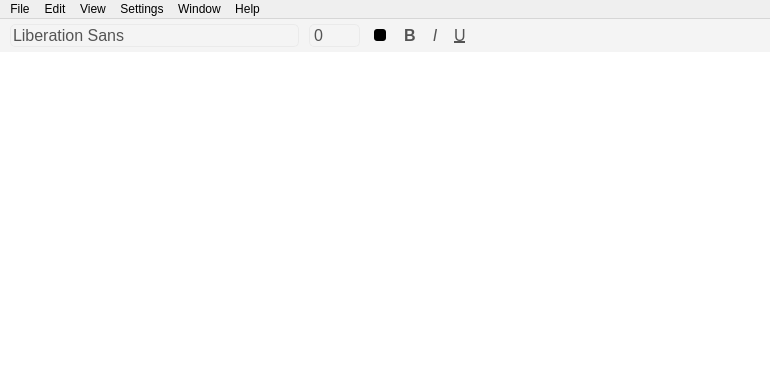
This is src/design/text_editor.ui in teenxsky/RnR_Text_Editor as Qt 5 draws it before an edit. The edited form follows.
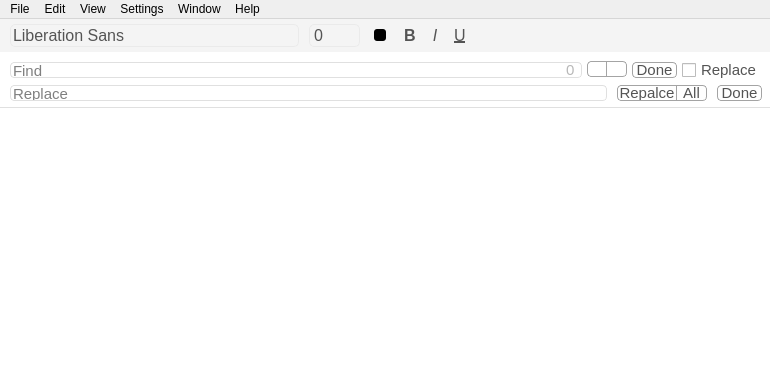
This is the edited form. Icons and pictures are not drawn.

Commit message: Added find and replace system

```diff
--- a/src/design/text_editor.ui
+++ b/src/design/text_editor.ui
@@ -27,17 +27,27 @@
   </property>
   <widget class="QWidget" name="central_widget">
    <property name="styleSheet">
-    <string notr="true">QFrame {
+    <string notr="true">QToolTip {
+	background-color: rgb(234, 234, 234);
+	color: rgb(84, 84, 84);
+}
+
+
+QFrame {
 	border: 0;
 }
 
 QPushButton {
 	color: rgb(84, 84, 84);
 	border: 0;
-	border-radius: 5px;
+	border-radius: 4px;
 	background-color: rgb(244, 244, 244);
 }
 
+QCheckBox {
+	color: rgb(84, 84, 84);
+}
+
 QPushButton::hover {
 	background-color: rgb(234, 234, 234);
 }
@@ -625,6 +635,553 @@
       </layout>
      </widget>
     </item>
+    <item>
+     <widget class="QFrame" name="frame_find_and_replace">
+      <property name="minimumSize">
+       <size>
+        <width>0</width>
+        <height>0</height>
+       </size>
+      </property>
+      <property name="styleSheet">
+       <string notr="true">QFrame#frame_find_and_replace {
+	background-color: white;
+	border-bottom: 1px solid rgb(224, 224, 224);
+}
+
+QPushButton {
+	background-color: white;
+	border: 1px solid rgb(164, 164, 164);
+}
+
+QPushButton::pressed {
+	background-color: rgb(224, 224, 224);
+}
+
+QLineEdit {
+	margin: 0;
+	color: black;
+	border-radius: 4px;
+	border: 1px solid rgb(224, 224, 224);
+}
+
+QLineEdit#line_find {
+	border-top-right-radius: 0;
+	border-bottom-right-radius: 0;
+	border-right: 0;
+
+}</string>
+      </property>
+      <property name="frameShape">
+       <enum>QFrame::StyledPanel</enum>
+      </property>
+      <property name="frameShadow">
+       <enum>QFrame::Raised</enum>
+      </property>
+      <layout class="QVBoxLayout" name="verticalLayout_2">
+       <property name="spacing">
+        <number>5</number>
+       </property>
+       <property name="leftMargin">
+        <number>10</number>
+       </property>
+       <property name="topMargin">
+        <number>8</number>
+       </property>
+       <property name="rightMargin">
+        <number>8</number>
+       </property>
+       <property name="bottomMargin">
+        <number>5</number>
+       </property>
+       <item>
+        <widget class="QFrame" name="frame_find">
+         <property name="minimumSize">
+          <size>
+           <width>0</width>
+           <height>20</height>
+          </size>
+         </property>
+         <property name="maximumSize">
+          <size>
+           <width>16777215</width>
+           <height>25</height>
+          </size>
+         </property>
+         <property name="styleSheet">
+          <string notr="true"/>
+         </property>
+         <property name="frameShape">
+          <enum>QFrame::StyledPanel</enum>
+         </property>
+         <property name="frameShadow">
+          <enum>QFrame::Raised</enum>
+         </property>
+         <layout class="QHBoxLayout" name="horizontalLayout_8">
+          <property name="spacing">
+           <number>5</number>
+          </property>
+          <property name="leftMargin">
+           <number>0</number>
+          </property>
+          <property name="topMargin">
+           <number>0</number>
+          </property>
+          <property name="rightMargin">
+           <number>0</number>
+          </property>
+          <property name="bottomMargin">
+           <number>0</number>
+          </property>
+          <item>
+           <widget class="QFrame" name="frame">
+            <property name="frameShape">
+             <enum>QFrame::StyledPanel</enum>
+            </property>
+            <property name="frameShadow">
+             <enum>QFrame::Raised</enum>
+            </property>
+            <layout class="QHBoxLayout" name="horizontalLayout_5">
+             <property name="spacing">
+              <number>0</number>
+             </property>
+             <property name="leftMargin">
+              <number>0</number>
+             </property>
+             <property name="topMargin">
+              <number>0</number>
+             </property>
+             <property name="rightMargin">
+              <number>0</number>
+             </property>
+             <property name="bottomMargin">
+              <number>0</number>
+             </property>
+             <item>
+              <widget class="QLineEdit" name="line_find">
+               <property name="minimumSize">
+                <size>
+                 <width>0</width>
+                 <height>16</height>
+                </size>
+               </property>
+               <property name="maximumSize">
+                <size>
+                 <width>16777215</width>
+                 <height>16</height>
+                </size>
+               </property>
+               <property name="font">
+                <font>
+                 <pointsize>11</pointsize>
+                </font>
+               </property>
+               <property name="styleSheet">
+                <string notr="true"/>
+               </property>
+               <property name="placeholderText">
+                <string>Find</string>
+               </property>
+              </widget>
+             </item>
+             <item>
+              <widget class="QLabel" name="label_find_count">
+               <property name="minimumSize">
+                <size>
+                 <width>20</width>
+                 <height>16</height>
+                </size>
+               </property>
+               <property name="maximumSize">
+                <size>
+                 <width>20</width>
+                 <height>16</height>
+                </size>
+               </property>
+               <property name="font">
+                <font>
+                 <pointsize>11</pointsize>
+                </font>
+               </property>
+               <property name="styleSheet">
+                <string notr="true">border: 1px solid rgb(224, 224, 224);
+border-left: 0;
+border-top-right-radius: 4px;
+border-bottom-right-radius: 4px;
+color: rgb(184, 184, 184);</string>
+               </property>
+               <property name="text">
+                <string>0</string>
+               </property>
+              </widget>
+             </item>
+            </layout>
+           </widget>
+          </item>
+          <item>
+           <widget class="QFrame" name="frame_find_control_buttons">
+            <property name="minimumSize">
+             <size>
+              <width>0</width>
+              <height>17</height>
+             </size>
+            </property>
+            <property name="maximumSize">
+             <size>
+              <width>40</width>
+              <height>17</height>
+             </size>
+            </property>
+            <property name="styleSheet">
+             <string notr="true">QPushButton#button_next {
+	border-left: 0;
+	border-top-left-radius: 0;
+	border-bottom-left-radius: 0;
+}
+
+QPushButton#button_prev {
+	border-top-right-radius: 0;
+	border-bottom-right-radius: 0;
+}</string>
+            </property>
+            <property name="frameShape">
+             <enum>QFrame::StyledPanel</enum>
+            </property>
+            <property name="frameShadow">
+             <enum>QFrame::Raised</enum>
+            </property>
+            <layout class="QHBoxLayout" name="horizontalLayout_4">
+             <property name="spacing">
+              <number>0</number>
+             </property>
+             <property name="leftMargin">
+              <number>0</number>
+             </property>
+             <property name="topMargin">
+              <number>0</number>
+             </property>
+             <property name="rightMargin">
+              <number>0</number>
+             </property>
+             <property name="bottomMargin">
+              <number>0</number>
+             </property>
+             <item>
+              <widget class="QPushButton" name="button_prev">
+               <property name="minimumSize">
+                <size>
+                 <width>0</width>
+                 <height>16</height>
+                </size>
+               </property>
+               <property name="maximumSize">
+                <size>
+                 <width>20</width>
+                 <height>16</height>
+                </size>
+               </property>
+               <property name="text">
+                <string/>
+               </property>
+               <property name="icon">
+                <iconset resource="../rc/resources.qrc">
+                 <normaloff>:/icons/icons/arrow_left.png</normaloff>:/icons/icons/arrow_left.png</iconset>
+               </property>
+               <property name="iconSize">
+                <size>
+                 <width>13</width>
+                 <height>13</height>
+                </size>
+               </property>
+              </widget>
+             </item>
+             <item>
+              <widget class="QPushButton" name="button_next">
+               <property name="minimumSize">
+                <size>
+                 <width>0</width>
+                 <height>16</height>
+                </size>
+               </property>
+               <property name="maximumSize">
+                <size>
+                 <width>20</width>
+                 <height>16</height>
+                </size>
+               </property>
+               <property name="text">
+                <string/>
+               </property>
+               <property name="icon">
+                <iconset resource="../rc/resources.qrc">
+                 <normaloff>:/icons/icons/arrow_right.png</normaloff>:/icons/icons/arrow_right.png</iconset>
+               </property>
+               <property name="iconSize">
+                <size>
+                 <width>13</width>
+                 <height>13</height>
+                </size>
+               </property>
+              </widget>
+             </item>
+            </layout>
+           </widget>
+          </item>
+          <item>
+           <widget class="QPushButton" name="button_done">
+            <property name="minimumSize">
+             <size>
+              <width>45</width>
+              <height>16</height>
+             </size>
+            </property>
+            <property name="maximumSize">
+             <size>
+              <width>54</width>
+              <height>16</height>
+             </size>
+            </property>
+            <property name="font">
+             <font>
+              <pointsize>11</pointsize>
+             </font>
+            </property>
+            <property name="text">
+             <string>Done</string>
+            </property>
+           </widget>
+          </item>
+          <item>
+           <widget class="QCheckBox" name="check_replace">
+            <property name="minimumSize">
+             <size>
+              <width>0</width>
+              <height>16</height>
+             </size>
+            </property>
+            <property name="maximumSize">
+             <size>
+              <width>16777215</width>
+              <height>16</height>
+             </size>
+            </property>
+            <property name="font">
+             <font>
+              <pointsize>11</pointsize>
+             </font>
+            </property>
+            <property name="styleSheet">
+             <string notr="true"/>
+            </property>
+            <property name="text">
+             <string>Replace</string>
+            </property>
+           </widget>
+          </item>
+         </layout>
+        </widget>
+       </item>
+       <item>
+        <widget class="QFrame" name="frame_replace">
+         <property name="minimumSize">
+          <size>
+           <width>0</width>
+           <height>16</height>
+          </size>
+         </property>
+         <property name="maximumSize">
+          <size>
+           <width>16777215</width>
+           <height>20</height>
+          </size>
+         </property>
+         <property name="frameShape">
+          <enum>QFrame::StyledPanel</enum>
+         </property>
+         <property name="frameShadow">
+          <enum>QFrame::Raised</enum>
+         </property>
+         <layout class="QHBoxLayout" name="horizontalLayout_6">
+          <property name="spacing">
+           <number>10</number>
+          </property>
+          <property name="leftMargin">
+           <number>0</number>
+          </property>
+          <property name="topMargin">
+           <number>0</number>
+          </property>
+          <property name="rightMargin">
+           <number>0</number>
+          </property>
+          <property name="bottomMargin">
+           <number>0</number>
+          </property>
+          <item>
+           <widget class="QLineEdit" name="line_find_2">
+            <property name="minimumSize">
+             <size>
+              <width>0</width>
+              <height>16</height>
+             </size>
+            </property>
+            <property name="maximumSize">
+             <size>
+              <width>16777215</width>
+              <height>16</height>
+             </size>
+            </property>
+            <property name="font">
+             <font>
+              <pointsize>11</pointsize>
+             </font>
+            </property>
+            <property name="placeholderText">
+             <string>Replace</string>
+            </property>
+           </widget>
+          </item>
+          <item>
+           <widget class="QFrame" name="frame_replace_all_buttons">
+            <property name="minimumSize">
+             <size>
+              <width>0</width>
+              <height>17</height>
+             </size>
+            </property>
+            <property name="maximumSize">
+             <size>
+              <width>16777215</width>
+              <height>17</height>
+             </size>
+            </property>
+            <property name="styleSheet">
+             <string notr="true">QPushButton#button_replace {
+	border-left: 0;
+	border-top-left-radius: 0;
+	border-bottom-left-radius: 0;
+}
+
+QPushButton#button_all {
+	border-top-right-radius: 0;
+	border-bottom-right-radius: 0;
+}</string>
+            </property>
+            <property name="frameShape">
+             <enum>QFrame::StyledPanel</enum>
+            </property>
+            <property name="frameShadow">
+             <enum>QFrame::Raised</enum>
+            </property>
+            <layout class="QHBoxLayout" name="horizontalLayout_7">
+             <property name="spacing">
+              <number>0</number>
+             </property>
+             <property name="leftMargin">
+              <number>0</number>
+             </property>
+             <property name="topMargin">
+              <number>0</number>
+             </property>
+             <property name="rightMargin">
+              <number>0</number>
+             </property>
+             <property name="bottomMargin">
+              <number>0</number>
+             </property>
+             <item>
+              <widget class="QPushButton" name="button_all">
+               <property name="minimumSize">
+                <size>
+                 <width>60</width>
+                 <height>16</height>
+                </size>
+               </property>
+               <property name="maximumSize">
+                <size>
+                 <width>60</width>
+                 <height>16</height>
+                </size>
+               </property>
+               <property name="font">
+                <font>
+                 <pointsize>11</pointsize>
+                </font>
+               </property>
+               <property name="text">
+                <string>Repalce</string>
+               </property>
+               <property name="iconSize">
+                <size>
+                 <width>13</width>
+                 <height>13</height>
+                </size>
+               </property>
+              </widget>
+             </item>
+             <item>
+              <widget class="QPushButton" name="button_replace">
+               <property name="minimumSize">
+                <size>
+                 <width>30</width>
+                 <height>16</height>
+                </size>
+               </property>
+               <property name="maximumSize">
+                <size>
+                 <width>30</width>
+                 <height>16</height>
+                </size>
+               </property>
+               <property name="font">
+                <font>
+                 <pointsize>11</pointsize>
+                </font>
+               </property>
+               <property name="text">
+                <string>All</string>
+               </property>
+               <property name="iconSize">
+                <size>
+                 <width>13</width>
+                 <height>13</height>
+                </size>
+               </property>
+              </widget>
+             </item>
+            </layout>
+           </widget>
+          </item>
+          <item>
+           <widget class="QPushButton" name="button_done_2">
+            <property name="minimumSize">
+             <size>
+              <width>45</width>
+              <height>16</height>
+             </size>
+            </property>
+            <property name="maximumSize">
+             <size>
+              <width>54</width>
+              <height>16</height>
+             </size>
+            </property>
+            <property name="font">
+             <font>
+              <pointsize>11</pointsize>
+             </font>
+            </property>
+            <property name="text">
+             <string>Done</string>
+            </property>
+           </widget>
+          </item>
+         </layout>
+        </widget>
+       </item>
+      </layout>
+     </widget>
+    </item>
     <item>
      <widget class="QTextEdit" name="text_edit"/>
     </item>
```
Left out of the diff: 51 changed lines with no effect on the pictures. The commit also changes 3 other files.
